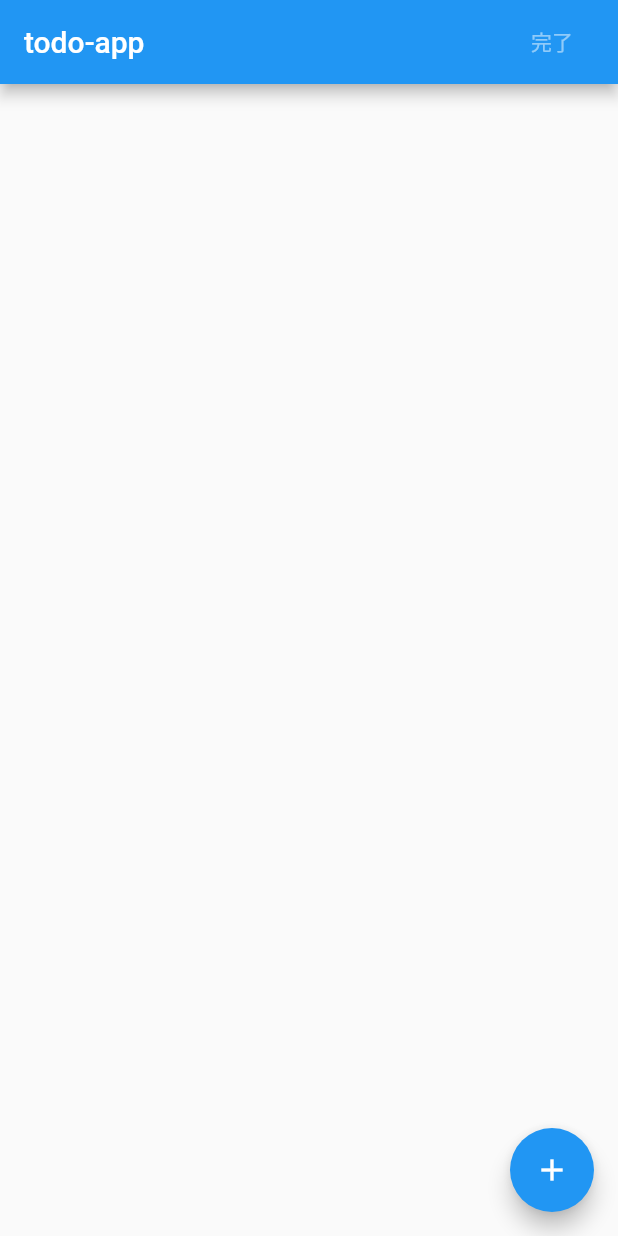
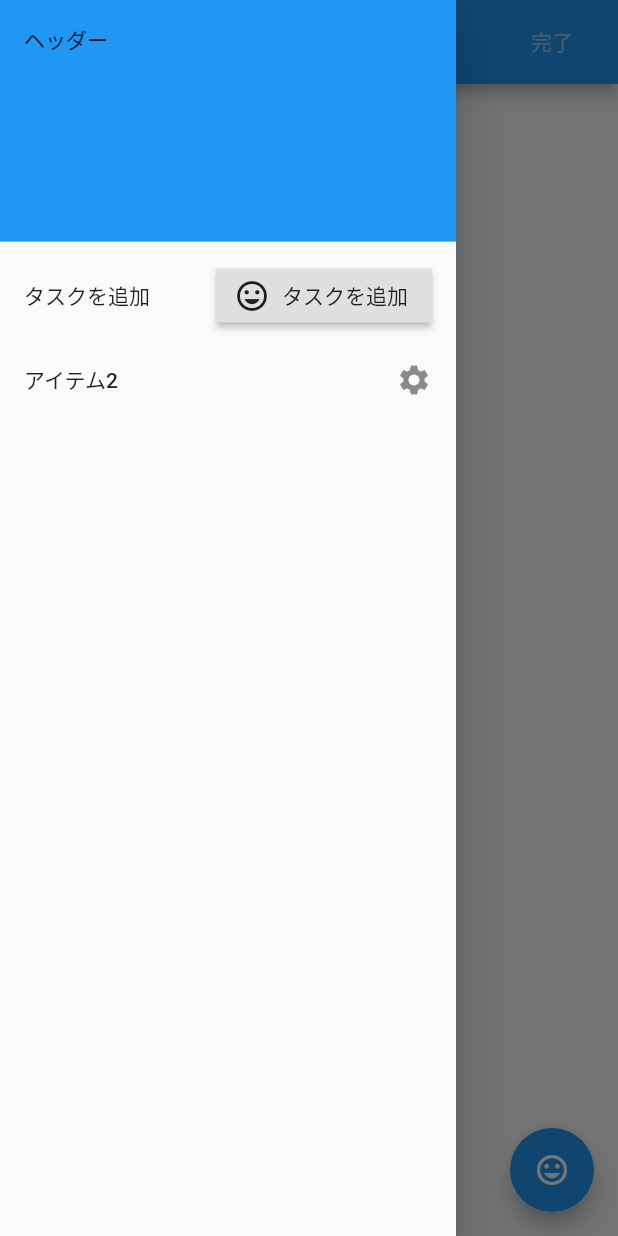
Before and after one commit to sunachun/todoapp, a Flutter app: the screen it shows after launch, with the side drawer open (before the commit the screen has no drawer), on a phone screen of 412 x 824 dp. Run offline on Flutter 3.47's test engine with Material 2 defaults, Android fonts, the phone set to English and light mode, and no system bars; our stand-ins replace cloud_firestore, firebase_core; accounts and stored records are empty.

Commit message:
ハンバーガメニュー

```diff
--- a/lib/main.dart
+++ b/lib/main.dart
@@ -51,6 +51,44 @@ class MainPage extends StatelessWidget {
               }),
             ],
           ),
+          drawer: Drawer(
+            child: Consumer<MainModel>(builder: (context, model, child) {
+              return ListView(
+                children: <Widget>[
+                  DrawerHeader(
+                    child: Text('ヘッダー'),
+                    decoration: BoxDecoration(
+                      color: Colors.blue,
+                    ),
+                  ),
+                  ListTile(
+                    title: Text('タスクを追加'),
+                    // ignore: deprecated_member_use
+                    trailing: RaisedButton.icon(
+                      icon: const Icon(
+                        Icons.tag_faces,
+                      ),
+                      label: const Text('タスクを追加'),
+                      onPressed: () async {
+                        //遷移先を記述
+                        await Navigator.push(
+                          context,
+                          MaterialPageRoute(
+                            builder: (context) => AddPage(model),
+                            fullscreenDialog: true,
+                          ),
+                        );
+                      },
+                    ),
+                  ),
+                  ListTile(
+                    title: Text("アイテム2"),
+                    trailing: Icon(Icons.settings),
+                  ),
+                ],
+              );
+            }),
+          ),
           body: Consumer<MainModel>(builder: (context, model, child) {
             final todoList = model.todoList;
             return ListView(
@@ -80,7 +118,7 @@ class MainPage extends StatelessWidget {
                   ),
                 );
               },
-              child: Icon(Icons.add),
+              child: Icon(Icons.tag_faces),
             );
           })),
     );
```
Also changed, not shown: lib/add/add_page.dart (+25 -0 lines).
